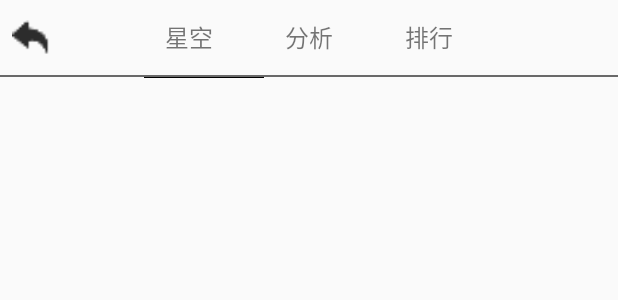
After one commit to Damaer/Goal, an Android app: the layout activity_realtime_statistics.xml on its own in the app's theme, with its tools: preview values and no code run, on a phone screen of 412 x 824 dp. The commit adds this screen. Shown: the top 300 px of the screen. Run offline under Robolectric (Android 15) with nearby library versions, the phone set to English and light mode, and no system bars.

Commit message:
实时统计基本分页

```diff
--- a/FE/Goal/app/src/main/res/layout/activity_a__word__everyday.xml
+++ b/FE/Goal/app/src/main/res/layout/activity_a__word__everyday.xml
@@ -43,7 +43,8 @@
                 android:layout_centerInParent="true"
                 android:layout_width="match_parent"
                 android:layout_height="match_parent"
-                round:srcCompat="@drawable/word" android:scaleType="fitXY"/>
+                round:srcCompat="@drawable/word"
+                android:scaleType="fitXY"/>
         <TextView
             android:text="看得见过去，走得到未来。"
             android:layout_width="match_parent"
--- /dev/null
+++ b/FE/Goal/app/src/main/res/layout/activity_realtime_statistics.xml
@@ -0,0 +1,14 @@
+<?xml version="1.0" encoding="utf-8"?>
+<LinearLayout xmlns:android="http://schemas.android.com/apk/res/android"
+    xmlns:tools="http://schemas.android.com/tools"
+    android:layout_width="match_parent"
+    android:layout_height="match_parent"
+    android:orientation="vertical" >
+    <include layout="@layout/realtime_statistics_tab" />
+    <android.support.v4.view.ViewPager
+        android:id="@+id/myViewPager"
+        android:layout_width="match_parent"
+        android:layout_height="wrap_content" >
+
+    </android.support.v4.view.ViewPager>
+</LinearLayout>
--- /dev/null
+++ b/FE/Goal/app/src/main/res/layout/realtime_statistics_tab.xml
@@ -0,0 +1,83 @@
+<?xml version="1.0" encoding="utf-8"?>
+<RelativeLayout xmlns:android="http://schemas.android.com/apk/res/android"
+    android:layout_width="match_parent"
+    android:layout_height="52dp"
+    android:orientation="vertical">
+
+    <RelativeLayout
+        android:layout_width="match_parent"
+        android:layout_height="match_parent">
+
+        <ImageButton
+            android:layout_width="25dp"
+            android:layout_height="25dp"
+            android:layout_centerVertical="true"
+            android:layout_marginLeft="8dp"
+            android:background="@mipmap/comeback" />
+    </RelativeLayout>
+
+    <LinearLayout
+        android:layout_width="match_parent"
+        android:layout_height="52dp"
+        android:layout_centerHorizontal="true"
+        android:layout_gravity="center"
+        android:gravity="center"
+        android:orientation="vertical">
+
+        <LinearLayout
+            android:layout_width="240dp"
+            android:layout_height="52dp"
+            android:layout_gravity="center"
+            android:gravity="center"
+            android:orientation="vertical">
+
+            <LinearLayout
+                android:layout_width="240dp"
+                android:layout_height="50dp"
+                android:layout_gravity="center"
+                android:gravity="center"
+                android:orientation="horizontal">
+
+                <TextView
+                    android:id="@+id/tv_tab0"
+                    android:layout_width="80dp"
+                    android:layout_height="match_parent"
+                    android:gravity="center"
+                    android:text="星空"
+                    android:textSize="16sp" />
+
+                <TextView
+                    android:id="@+id/tv_tab1"
+                    android:layout_width="80dp"
+                    android:layout_height="match_parent"
+                    android:gravity="center"
+                    android:text="分析"
+                    android:textSize="16sp" />
+
+                <TextView
+                    android:id="@+id/tv_tab2"
+
+                    android:layout_width="80dp"
+                    android:layout_height="match_parent"
+                    android:gravity="center"
+                    android:text="排行"
+                    android:textSize="16sp" />
+
+            </LinearLayout>
+
+            <ImageView
+                android:id="@+id/line_tab1"
+                android:layout_width="80dp"
+                android:layout_height="2dip"
+                android:layout_marginLeft="10dp"
+                android:layout_gravity="left"
+                android:background="#000" />
+        </LinearLayout>
+    </LinearLayout>
+    <ImageView
+        android:id="@+id/line_tab2"
+        android:layout_width="match_parent"
+        android:layout_height="1dip"
+        android:layout_marginTop="50dp"
+        android:background="#696969" />
+</RelativeLayout>
```
Also changed, not shown: FE/Goal/app/src/main/AndroidManifest.xml (+14 -17 lines), FE/Goal/app/src/main/java/cn/goal/goal/Realtime_FragmentAdapter.java (added, +30 -0 lines), FE/Goal/app/src/main/java/cn/goal/goal/Realtime_statisticsActivity.java (added, +172 -0 lines), FE/Goal/app/src/main/java/cn/goal/goal/Realtime_statistics_count_fragment.java (added, +17 -0 lines), FE/Goal/app/src/main/java/cn/goal/goal/Realtime_statistics_ranking_Fragment.java (added, +16 -0 lines), FE/Goal/app/src/main/java/cn/goal/goal/Realtime_statistics_stars_Fragment.java (added, +19 -0 lines), FE/Goal/app/src/main/res/layout/fragement_count_and_analyse.xml (added, +14 -0 lines), FE/Goal/app/src/main/res/layout/fragement_ranking.xml (added, +9 -0 lines), FE/Goal/app/src/main/res/layout/fragment_stars.xml (added, +10 -0 lines), FE/Goal/app/src/main/res/mipmap-hdpi/dark.jpg (added), FE/Goal/app/src/main/res/mipmap-mdpi/dark.jpg (added), FE/Goal/app/src/main/res/mipmap-xhdpi/dark.jpg (added), FE/Goal/app/src/main/res/mipmap-xxhdpi/dark.jpg (added), FE/Goal/app/src/main/res/mipmap-xxxhdpi/dark.jpg (added).
